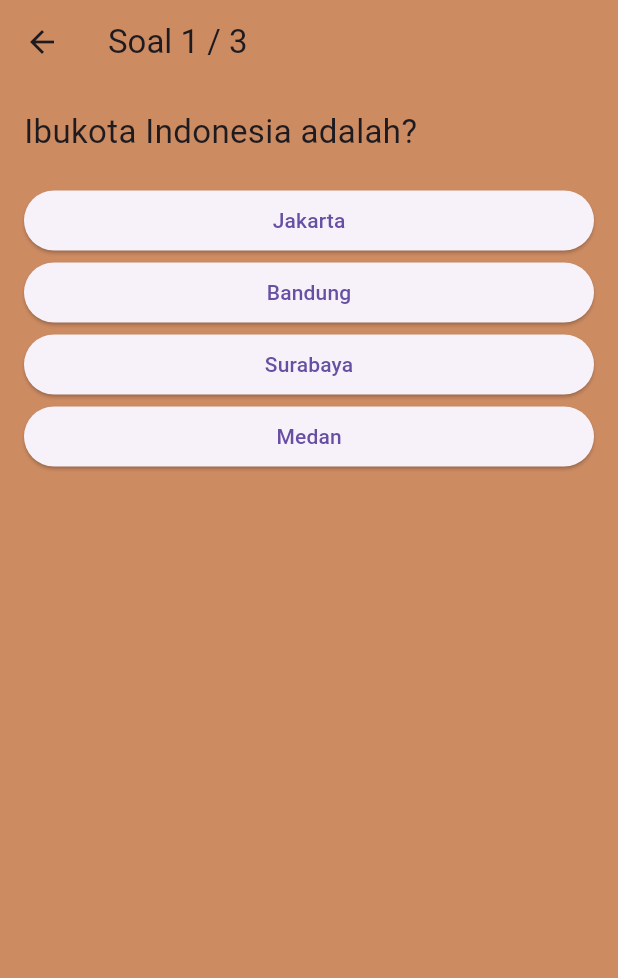
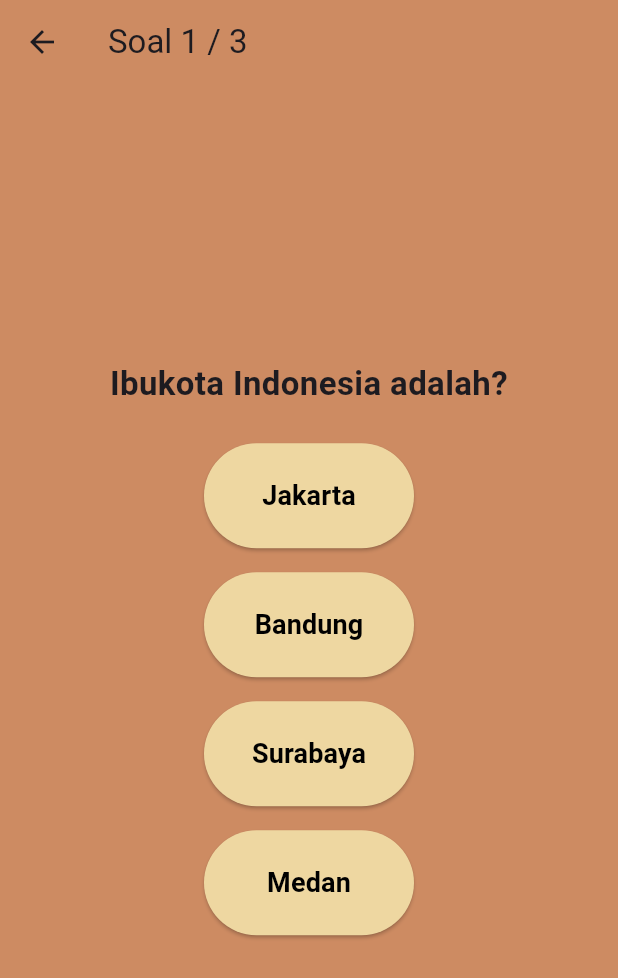
Before and after one commit to AnanthaAulia/uts_pemob_lab, a Flutter app: the quiz_screen screen opened directly, on a phone screen of 412 x 824 dp. Shown: the top 978 px of the screen. Run offline on Flutter 3.47's test engine with Material 3 defaults, Android fonts, the phone set to English and light mode, and no system bars.

Commit message:
fix: back function quiz screen. add style on home screen,quiz screen,question widget and result screen

```diff
--- a/lib/screen/quiz_screen..dart
+++ b/lib/screen/quiz_screen..dart
@@ -58,47 +58,59 @@
       Navigator.pushReplacement(
         context,
         MaterialPageRoute(
-          builder: (context) => ResultScreen(score: score, total: questions.length),
+          builder: (context) =>
+              ResultScreen(score: score, total: questions.length),
         ),
       );
     }
-  }
-
-  Future<bool> handleBack() async {
-    if (currentQuestion > 0) {
-      setState(() {
-        currentQuestion--;
-      });
-      return false;
-    }
-    return true;
   }
 
   @override
   Widget build(BuildContext context) {
     var q = questions[currentQuestion];
 
-    return WillPopScope(   // <--- Mendeteksi tombol back / ikon back
-      onWillPop: handleBack,
+    return PopScope(
+      canPop: false,
+      onPopInvokedWithResult: (didPop, result) {
+        if (currentQuestion > 0) {
+          setState(() {
+            currentQuestion--;
+          });
+        } else {
+          Navigator.pop(context);
+        }
+      },
       child: Scaffold(
         appBar: AppBar(
           title: Text("Soal ${currentQuestion + 1} / ${questions.length}"),
           leading: IconButton(
             icon: const Icon(Icons.arrow_back),
-            onPressed: handleBack,
+            onPressed: () {
+              if (currentQuestion > 0) {
+                setState(() {
+                  currentQuestion--;
+                });
+              } else {
+                Navigator.pop(context);
+              }
+            },
           ),
-          backgroundColor: Color(0xFFCD8B62),
+          backgroundColor: const Color(0xFFCD8B62),
         ),
+
         backgroundColor: const Color(0xFFCD8B62),
-        body: Padding(
-          padding: const EdgeInsets.all(16),
-          child: question_widget(
-            question: q["question"],
-            answers: List<String>.from(q["answers"]),
-            onAnswerSelected: answerQuestion,
+        body: Center(
+          child: Padding(
+            padding: const EdgeInsets.all(16),
+            child: question_widget(
+              question: q["question"],
+              answers: List<String>.from(q["answers"]),
+              onAnswerSelected: answerQuestion,
+            ),
           ),
         ),
       ),
     );
+
   }
 }
--- a/lib/widget/question_widget.dart
+++ b/lib/widget/question_widget.dart
@@ -15,20 +15,39 @@
   @override
   Widget build(BuildContext context) {
     return Column(
-      crossAxisAlignment: CrossAxisAlignment.stretch,
+      mainAxisAlignment: MainAxisAlignment.center, // ⬅ Tengah vertikal
+      crossAxisAlignment: CrossAxisAlignment.center, // ⬅ Tengah horizontal
       children: [
         Text(
           question,
-          style: const TextStyle(fontSize: 22),
+          textAlign: TextAlign.center, // ⬅ agar teksnya juga tengah
+          style: const TextStyle(fontSize: 22, fontWeight: FontWeight.bold),
         ),
-        const SizedBox(height: 20),
 
-        // Generate pilihan jawaban
-        for (int i = 0; i < answers.length; i++)
-          ElevatedButton(
-            onPressed: () => onAnswerSelected(i),
-            child: Text(answers[i]),
+        const SizedBox(height: 24),
+
+        for (int i = 0; i < answers.length; i++) ...[
+          SizedBox(
+            width: 140,
+            height: 70,
+            child:
+            ElevatedButton(
+              onPressed: () => onAnswerSelected(i),
+              style: ElevatedButton.styleFrom(
+                alignment: Alignment.center, // <- memastikan teks center
+              ),
+              child: Text(
+                answers[i],
+                textAlign: TextAlign.center, // <- tambahan agar teks center
+                style: const TextStyle(
+                  fontSize: 18,
+                  fontWeight: FontWeight.w600,
+                ),
+              ),
+            ),
           ),
+          const SizedBox(height: 16), // Jarak antar tombol
+        ]
       ],
     );
   }
```
Also changed, not shown: lib/main.dart (+8 -0 lines), lib/screen/home_screen.dart (+9 -3 lines), lib/screen/result_screen.dart (+18 -2 lines).
